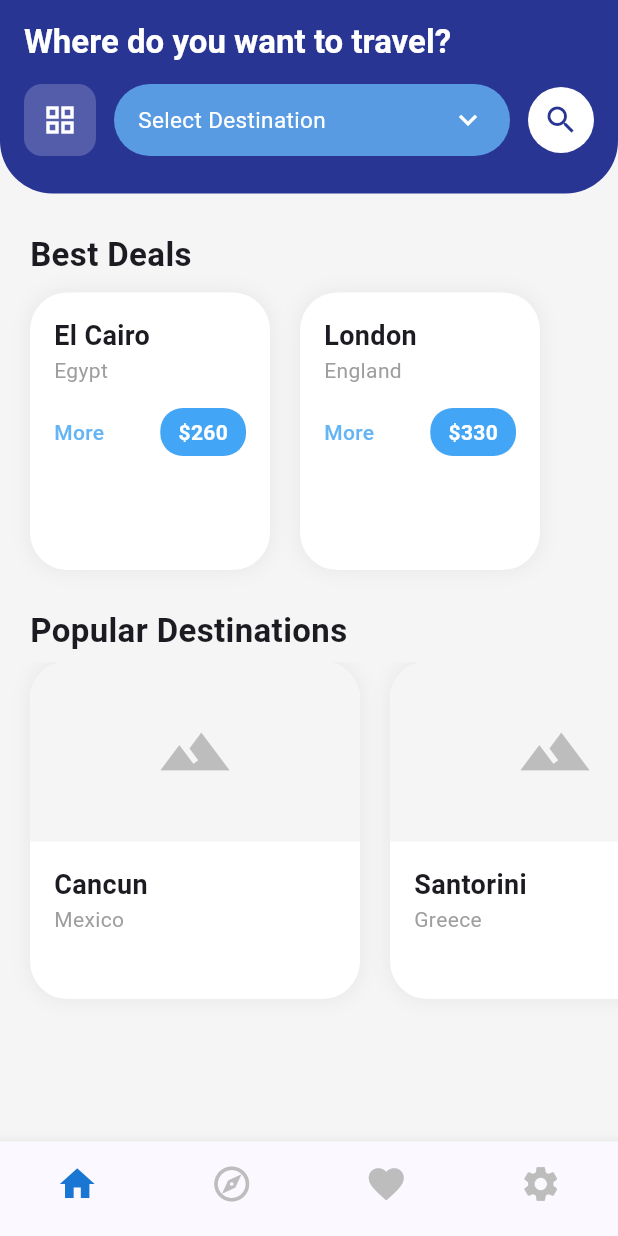
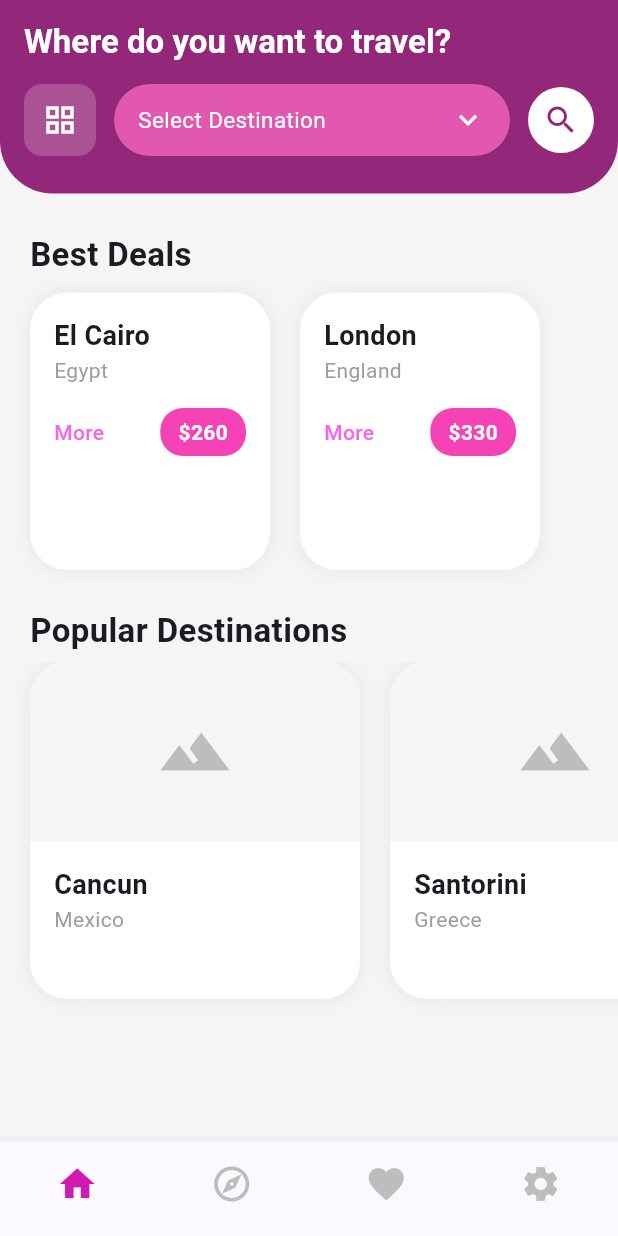
Before and after one commit to aboba48/lab-1, a Flutter app: the screen it shows after launch, on a phone screen of 412 x 824 dp. Run offline on Flutter 3.47's test engine with Material 3 defaults, Android fonts, the phone set to English and light mode, and no system bars.

Commit message:
Фінальні правки для лаби

```diff
--- a/lib/main.dart
+++ b/lib/main.dart
@@ -28,27 +28,27 @@ class MyHomePage extends StatefulWidget {
 }
 
 class _MyHomePageState extends State<MyHomePage> {
-  // Кольори з макету
-  final Color primaryBlue = const Color(0xFF283593); // Темно-синій (AppBar та верх)
-  final Color lightBlue = const Color(0xFF64B5F6);   // Світло-синій (Пошук)
+
+  final Color primaryBlue = const Color.fromARGB(255, 147, 40, 122);
+  final Color lightBlue = const Color.fromARGB(255, 246, 100, 190);
 
   @override
   Widget build(BuildContext context) {
     return Scaffold(
-      backgroundColor: const Color(0xFFF5F5F5), // Світло-сірий фон як на фото
+      backgroundColor: const Color(0xFFF5F5F5),
       appBar: AppBar(
         backgroundColor: primaryBlue,
         elevation: 0,
         title: const Text(
           'Where do you want to travel?',
-          style: TextStyle(color: Colors.white, fontWeight: FontWeight.bold),
+          style: TextStyle(color: Color.fromARGB(255, 255, 255, 255), fontWeight: FontWeight.bold),
         ),
       ),
       body: SingleChildScrollView(
         child: Column(
           crossAxisAlignment: CrossAxisAlignment.start,
           children: [
-            // 1. Верхній синій блок (Пошук)
+            // 1. Верхній  блок (Пошук)
             Container(
               padding: const EdgeInsets.fromLTRB(16, 0, 16, 25),
               decoration: BoxDecoration(
@@ -111,22 +111,22 @@ class _MyHomePageState extends State<MyHomePage> {
 
             // 3. Список Best Deals
             SizedBox(
-              height: 200, // Висота під картки без фото
+              height: 200,
               child: SingleChildScrollView(
                 scrollDirection: Axis.horizontal,
                 padding: const EdgeInsets.only(left: 20),
                 child: Row(
                   children: [
                     buildCard('El Cairo', 'Egypt', '\$260', Colors.orange, showImage: false, width: 160),
-                    buildCard('London', 'England', '\$330', Colors.blue, showImage: false, width: 160),
+                    buildCard('London', 'England', '\$330', const Color.fromARGB(255, 243, 33, 194), showImage: false, width: 160),
                   ],
                 ),
               ),
             ),
 
-            // 4. Заголовок Popular (Піднятий вище)
+            // 4. Заголовок Popular
             const Padding(
-              padding: EdgeInsets.only(left: 20, top: 10, bottom: 5), // Мінімальні відступи
+              padding: EdgeInsets.only(left: 20, top: 10, bottom: 5),
               child: Text(
                 'Popular Destinations',
                 style: TextStyle(fontSize: 22, fontWeight: FontWeight.bold),
@@ -156,7 +156,7 @@ class _MyHomePageState extends State<MyHomePage> {
         type: BottomNavigationBarType.fixed,
         showSelectedLabels: false,
         showUnselectedLabels: false,
-        selectedItemColor: Colors.blue[700],
+        selectedItemColor: const Color.fromARGB(255, 210, 25, 176),
         unselectedItemColor: Colors.grey[400],
         items: const [
           BottomNavigationBarItem(icon: Icon(Icons.home, size: 28), label: ''),
@@ -206,11 +206,11 @@ class _MyHomePageState extends State<MyHomePage> {
                   Row(
                     mainAxisAlignment: MainAxisAlignment.spaceBetween,
                     children: [
-                      Text('More', style: TextStyle(color: Colors.blue[300], fontWeight: FontWeight.w500)),
+                      Text('More', style: TextStyle(color: const Color.fromARGB(255, 246, 100, 234), fontWeight: FontWeight.w500)),
                       Container(
                         padding: const EdgeInsets.symmetric(horizontal: 12, vertical: 6),
                         decoration: BoxDecoration(
-                          color: Colors.blue[400],
+                          color: const Color.fromARGB(255, 245, 66, 182),
                           borderRadius: BorderRadius.circular(15),
                         ),
                         child: Text(price, style: const TextStyle(color: Colors.white, fontWeight: FontWeight.bold)),
```
